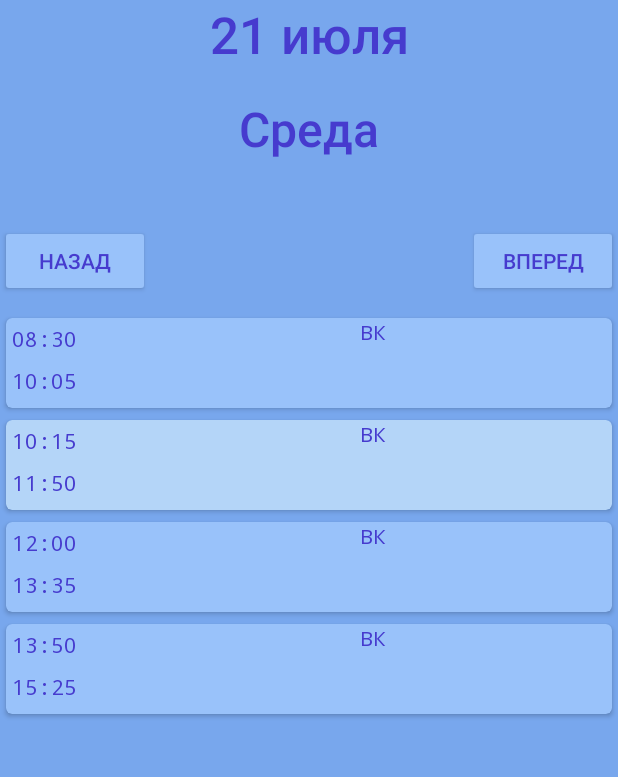
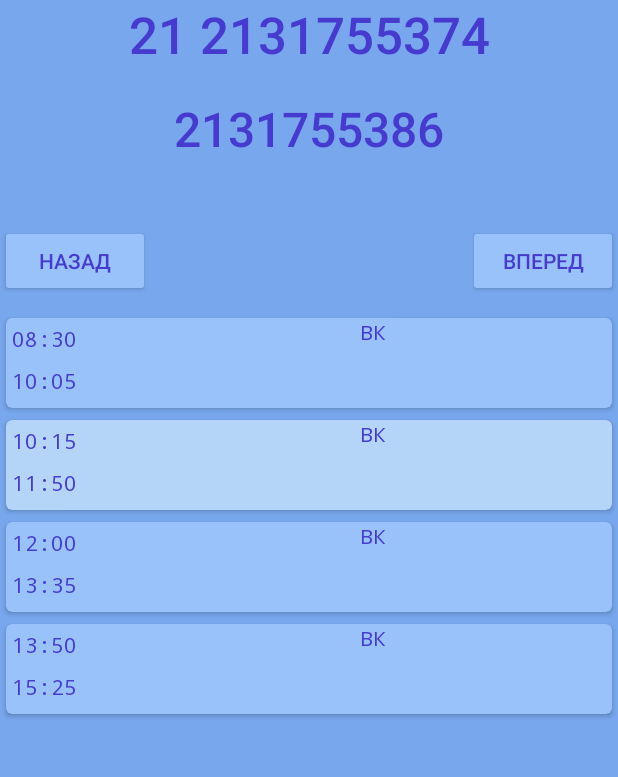
Before and after one commit to avelycure/MyTimetable, an Android app: the screen it shows after launch (HomeActivity), on a phone screen of 412 x 824 dp, the part 84-861 px from its top. Run offline under Robolectric (Android 15) with nearby library versions, the phone set to English and light mode, and no system bars.

Commit message:
extracted string resources

```diff
--- a/app/src/main/java/com/bignerdranch/android/mytimetable/data/TimetableData.java
+++ b/app/src/main/java/com/bignerdranch/android/mytimetable/data/TimetableData.java
@@ -1,32 +1,34 @@
 package com.bignerdranch.android.mytimetable.data;
 
+import com.bignerdranch.android.mytimetable.R;
+
 public class TimetableData {
-    private int date;
-
-    public static String[] days = {"Понедельник","Вторник","Среда","Четверг","Пятница","Суббота","Воскресенье"};
-
-    public static String[] months = {"января","февраля","марта","апреля","мая","июня","июля","августа","сентября","октября","ноября","декабря"};
-
     public static String[][] lessonsZn = {
-            {" "," ", " ","(сем) Элективный курс по физической культуре и спорту Каф","(лек) Уравнения математической физики 544л","(лек) Уравнения математической физики 544л"},
-            {" "," ","(лек) Математические модели механики сплошной среды 216л", "(лек) Философия 544л"},
-            {"ВК","ВК","ВК","ВК"},
-            {" "," ", " "," ","(сем) Уравнения математической физики 527л","(сем) Философия 527л"},
-            {"(сем) Методы вычислений 525л", "(лек) Методы вычислений 544л","(лаб) Методы вычислений Каф","(сем) Элективный курс по физической культуре и спорту Каф"},
+            {" ", " ", " ", "(сем) Элективный курс по физической культуре и спорту Каф", "(лек) Уравнения математической физики 544л", "(лек) Уравнения математической физики 544л"},
+            {" ", " ", "(лек) Математические модели механики сплошной среды 216л", "(лек) Философия 544л"},
+            {"ВК", "ВК", "ВК", "ВК"},
+            {" ", " ", " ", " ", "(сем) Уравнения математической физики 527л", "(сем) Философия 527л"},
+            {"(сем) Методы вычислений 525л", "(лек) Методы вычислений 544л", "(лаб) Методы вычислений Каф", "(сем) Элективный курс по физической культуре и спорту Каф"},
             {"(лек) Теория вероятностей 216л", "(лек) Теория вероятностей 212л", "(сем) Математические модели механики сплошной среды 527л", "(сем) Теория вероятностей 527л"},
             {}};
 
     public static String[][] lessonsCh = {
-            {" "," "," ","Элективный курс по физической культуре и спорту Каф","(сем) Уравнения математической физики 1032л", "(лек) Уравнения математической физики 544л"},
-            {" "," ","(лек) Математические модели механики сплошной среды 216л", "(лек) Математические модели механики сплошной среды 544л"},
-            {"ВК","ВК","ВК","ВК"},
-            {" "," ", " "," ","(сем) Уравнения математической физики 527л","(сем) Философия 527л"},
-            {"(сем) Методы вычислений 525л", "(лек) Методы вычислений 544л","(лаб) Методы вычислений Каф","(сем) Элективный курс по физической культуре и спорту Каф"},
+            {" ", " ", " ", "Элективный курс по физической культуре и спорту Каф", "(сем) Уравнения математической физики 1032л", "(лек) Уравнения математической физики 544л"},
+            {" ", " ", "(лек) Математические модели механики сплошной среды 216л", "(лек) Математические модели механики сплошной среды 544л"},
+            {"ВК", "ВК", "ВК", "ВК"},
+            {" ", " ", " ", " ", "(сем) Уравнения математической физики 527л", "(сем) Философия 527л"},
+            {"(сем) Методы вычислений 525л", "(лек) Методы вычислений 544л", "(лаб) Методы вычислений Каф", "(сем) Элективный курс по физической культуре и спорту Каф"},
             {"(сем) Математические модели механики сплошной среды 525л", "(лек) Теория вероятностей 212л", "(сем) Математические модели механики сплошной среды 527л", "(сем) Теория вероятностей 527л"},
             {}};
 
-    public static String[][] lessonsBegin = {{"08","30"},{"10","15"},{"12","00"},{"13","50"},{"15","40"},{"17","25"}};
-    public static String[][] lessonsEnd = {{"10","05"},{"11","50"},{"13","35"},{"15","25"},{"17","15"},{"19","00"}};
+    public static String[] days = {String.valueOf(R.string.monday), String.valueOf(R.string.tuesday), String.valueOf(R.string.wednesday),
+            String.valueOf(R.string.thursday), String.valueOf(R.string.friday), String.valueOf(R.string.saturday), String.valueOf(R.string.sunday)};
+    public static String[] months = {String.valueOf(R.string.january), String.valueOf(R.string.february), String.valueOf(R.string.march),
+            String.valueOf(R.string.april), String.valueOf(R.string.may), String.valueOf(R.string.june), String.valueOf(R.string.july),
+            String.valueOf(R.string.august), String.valueOf(R.string.september), String.valueOf(R.string.october), String.valueOf(R.string.november),
+            String.valueOf(R.string.december)};
+    public static String[][] lessonsBegin = {{"08", "30"}, {"10", "15"}, {"12", "00"}, {"13", "50"}, {"15", "40"}, {"17", "25"}};
+    public static String[][] lessonsEnd = {{"10", "05"}, {"11", "50"}, {"13", "35"}, {"15", "25"}, {"17", "15"}, {"19", "00"}};
 
     public static int[] lessonsBeginInMinute = {
             Integer.parseInt(lessonsBegin[0][0]) * 60 + Integer.parseInt(lessonsBegin[0][1]),
@@ -42,7 +44,4 @@ public class TimetableData {
             Integer.parseInt(lessonsEnd[3][0]) * 60 + Integer.parseInt(lessonsEnd[3][1]),
             Integer.parseInt(lessonsEnd[4][0]) * 60 + Integer.parseInt(lessonsEnd[4][1]),
             Integer.parseInt(lessonsEnd[5][0]) * 60 + Integer.parseInt(lessonsEnd[5][1])};
-    private TimetableData(String day, int date){
-        this.date = date;
-    }
 }
--- a/app/src/main/java/com/bignerdranch/android/mytimetable/model/TimetableRepository.java
+++ b/app/src/main/java/com/bignerdranch/android/mytimetable/model/TimetableRepository.java
@@ -6,7 +6,9 @@ import com.bignerdranch.android.mytimetable.home.LessonModel;
 import java.util.Calendar;
 import java.util.List;
 
-//Class for working with time
+/**
+ * Class for working with time
+ */
 public class TimetableRepository {
     private Calendar myCalendar;
 
@@ -18,7 +20,6 @@ public class TimetableRepository {
 
     private int dayInTimetable;//день в году, чтобы иметь дату для отталкивания
     private int dayOfWeekNum;//номер дня недели
-    private String dayOfWeek;//название дня
 
     public final int TODAY;//день в году, чтобы иметь дату для отталкивания
     public final int MONTH;
@@ -53,10 +54,6 @@ public class TimetableRepository {
 
     public int getDayOfMonth() {
         return dayOfMonth;
-    }
-
-    public int getDayInTimetable() {
-        return dayInTimetable;
     }
 
     public void changeMyCalendar(int addDay) {
--- a/app/src/main/res/values/strings.xml
+++ b/app/src/main/res/values/strings.xml
@@ -1,3 +1,22 @@
 <resources>
     <string name="app_name">Расписание</string>
+    <string name="monday">Понедельник</string>
+    <string name="tuesday">Вторник</string>
+    <string name="wednesday">Среда</string>
+    <string name="thursday">Четверг</string>
+    <string name="friday">Пятница</string>
+    <string name="saturday">Суббота</string>
+    <string name="sunday">Воскресенье</string>
+    <string name="january">января</string>
+    <string name="february">февраля</string>
+    <string name="march">марта</string>
+    <string name="april">апреля</string>
+    <string name="may">мая</string>
+    <string name="june">июня</string>
+    <string name="july">июля</string>
+    <string name="august">августа</string>
+    <string name="september">сентября</string>
+    <string name="october">октября</string>
+    <string name="november">ноября</string>
+    <string name="december">декабря</string>
 </resources>
```
